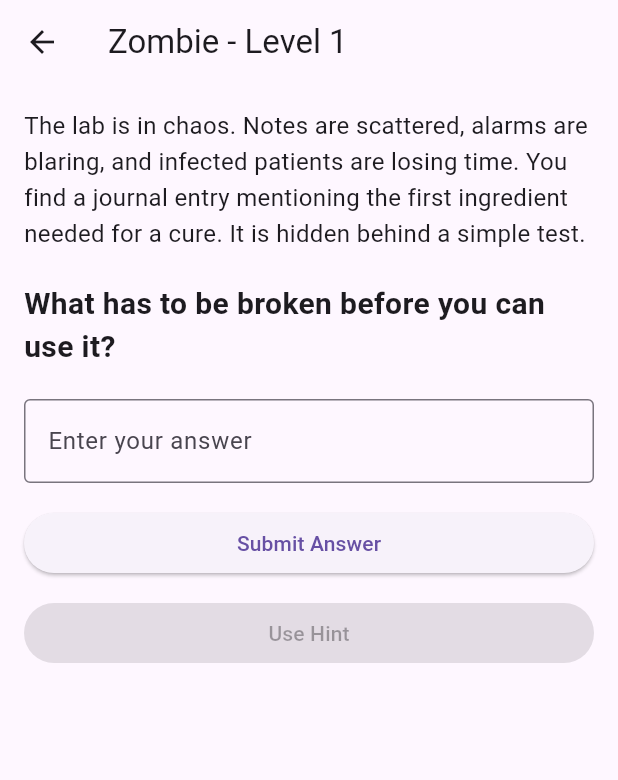
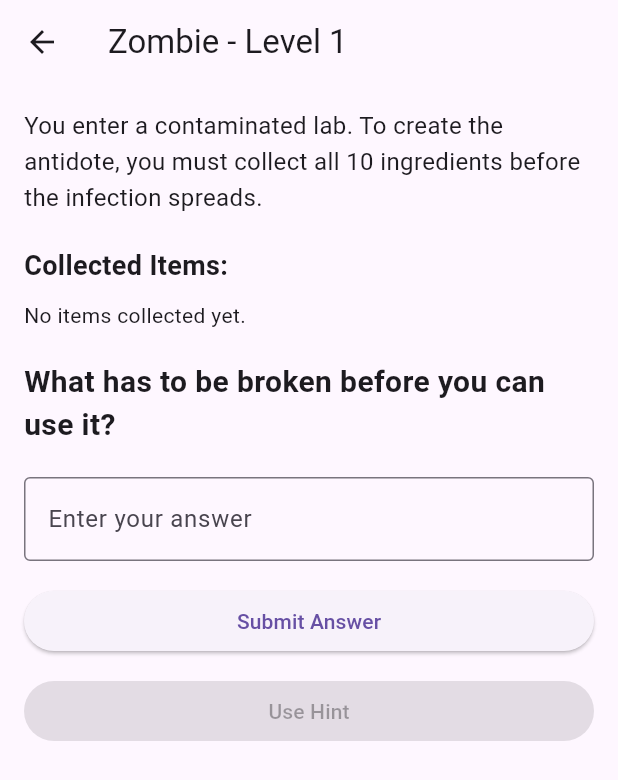
Before and after one commit to nabialavala/escaperoom_project, a Flutter app: the GameScreen screen opened directly, on a phone screen of 412 x 824 dp. Shown: the top 780 px of the screen. Run offline on Flutter 3.47's test engine with Material 3 defaults, Android fonts, the phone set to English and light mode, and no system bars; our stand-ins replace shared_preferences, sqflite; accounts and stored records are empty.

Commit message:
Added invertory ui, hint popup message

```diff
--- a/lib/database/seed_data.dart
+++ b/lib/database/seed_data.dart
@@ -5,7 +5,7 @@ final List<Puzzle> seedPuzzles = [
   Puzzle(
     theme: 'Zombie',
     levelNumber: 1,
-    storyText: 'The lab is in chaos. Notes are scattered, alarms are blaring, and infected patients are losing time. You find a journal entry mentioning the first ingredient needed for a cure. It is hidden behind a simple test.',
+    storyText: 'You enter a contaminated lab. To create the antidote, you must collect all 10 ingredients before the infection spreads.',
     question: 'What has to be broken before you can use it?',
     acceptedAnswers: 'egg',
     rewardText: 'You obtained: protein sample',
@@ -97,7 +97,7 @@ final List<Puzzle> seedPuzzles = [
   Puzzle(
     theme: 'Time Travel',
     levelNumber: 1,
-    storyText: 'You awaken in an unfamiliar time. Your time machine is damaged and missing key parts. A nearby panel flickers with a test.',
+    storyText: 'The time machine is broken and you are in the wrong time period. You must collect all 10 parts to restore it and return home.',
     question: 'What goes up but never comes down?',
     acceptedAnswers: 'age',
     rewardText: 'You obtained: power core',
--- a/lib/screens/game_screen.dart
+++ b/lib/screens/game_screen.dart
@@ -370,6 +370,12 @@ class _GameScreenState extends State<GameScreen> {
       hintText = hint;
       canUseHint = false;
     });
+    ScaffoldMessenger.of(context).showSnackBar(
+      SnackBar(
+        content: Text('Hint Unlocked: $hint'),
+        duration: const Duration(seconds: 2),
+      ),
+    );
 
     await updateCurrentSession(
       status: 'in_progress',
@@ -426,6 +432,29 @@ class _GameScreenState extends State<GameScreen> {
                 height: 1.5,
               ),
             ),
+            if (widget.theme != 'Murder Mystery') ...[
+              const SizedBox(height: 20),
+              const Text(
+                'Collected Items:',
+                style: TextStyle(
+                  fontSize: 18,
+                  fontWeight: FontWeight.bold,
+                ),
+              ),
+              const SizedBox(height: 10),
+
+              if (collectedItems.isEmpty)
+                const Text('No items collected yet.')
+              else
+                Wrap(
+                  spacing: 8,
+                  children: collectedItems.map((item) {
+                    return Chip(
+                      label: Text(item),
+                    );
+                  }).toList(),
+                ),
+            ],
             const SizedBox(height: 20),
 
             if (currentPuzzle.theme == 'Murder Mystery' &&
```
